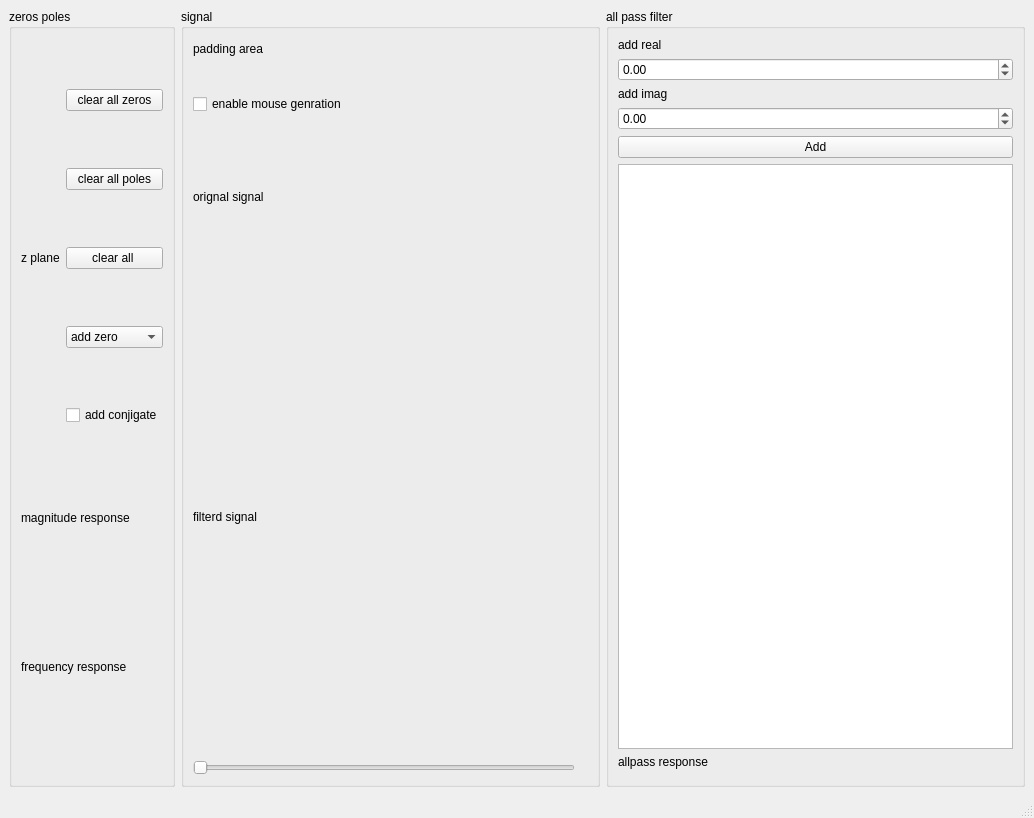
Before: the Qt Designer form mainwindow.ui in SaraElsaggan/Realtime_Digital_Filter_Design, drawn with Qt 5.
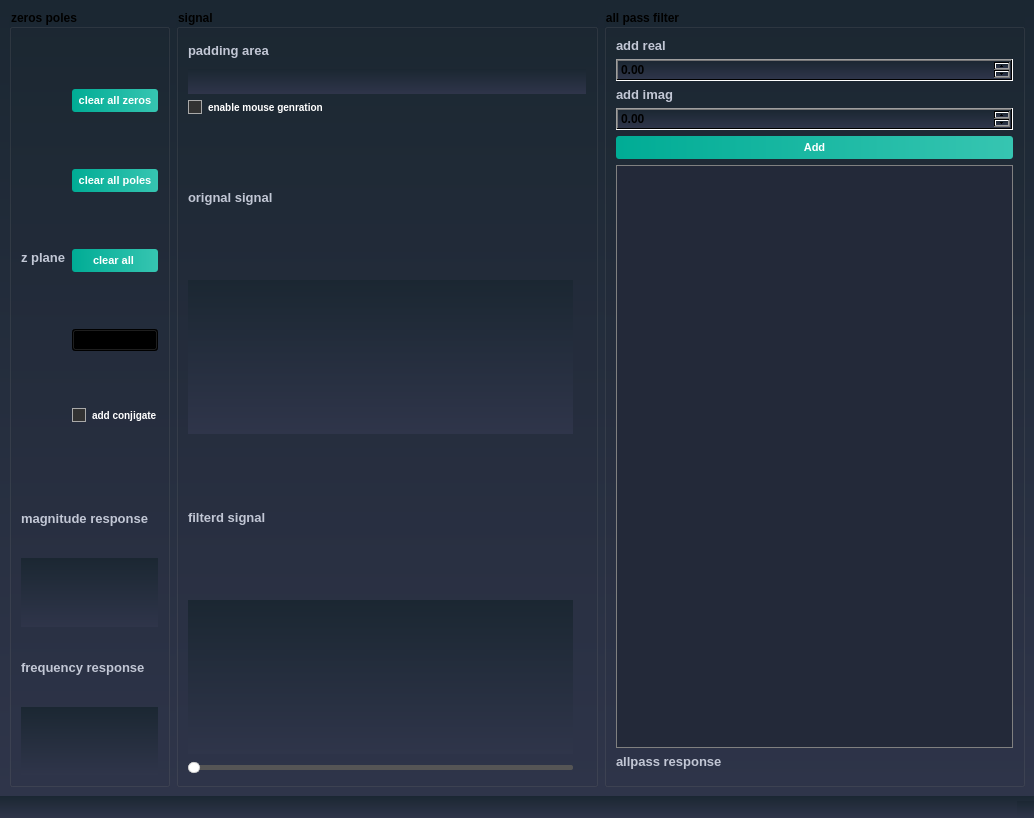
After: the same form once the commit is applied. Icons and pictures are not drawn. Custom widgets are drawn as their Qt base class.

The edit to the form file:
```diff
--- a/mainwindow.ui
+++ b/mainwindow.ui
@@ -14,7 +14,434 @@
    <string>MainWindow</string>
   </property>
   <property name="styleSheet">
-   <string notr="true"/>
+   <string notr="true">
+/*-----QWidget-----*/
+QWidget
+{
+	background-color: qlineargradient(spread:repeat, x1:1, y1:0, x2:1, y2:1, stop:0 rgba(27, 39, 50, 255),stop:1 rgba(47, 53, 74, 255));
+	color: #000000;
+font: bold;
+
+}
+
+
+/*-----QLabel-----*/
+QLabel
+{
+	background-color: transparent;
+	color: #c2c7d5;
+	font-size: 13px;font: bold;
+
+}
+
+
+/*-----QPushButton-----*/
+QPushButton
+{
+	background-color: qlineargradient(spread:pad, x1:0, y1:0.511, x2:1, y2:0.511, stop:0 rgba(0, 172, 149, 255),stop:0.995192 rgba(54, 197, 177, 255));
+	color: #fff;
+	font-size: 11px;
+	font-weight: bold;
+	border: none;
+	border-radius: 3px;
+	padding: 5px;
+
+}
+
+
+QPushButton::pressed
+{
+	background-color: qlineargradient(spread:pad, x1:0, y1:0.511, x2:1, y2:0.511, stop:0 rgba(0, 207, 179, 255),stop:1 rgba(70, 255, 230, 255));
+
+}
+
+
+/*-----QCheckBox-----*/
+QCheckBox
+{
+	background-color: transparent;
+	color: #fff;
+	font-size: 10px;
+	font-weight: bold;
+	border: none;
+	border-radius: 5px;
+
+}
+
+
+/*-----QCheckBox-----*/
+QCheckBox::indicator
+{
+    color: #b1b1b1;
+    background-color: #323232;
+    border: 1px solid darkgray;
+    width: 12px;
+    height: 12px;
+
+}
+
+
+QCheckBox::indicator:checked
+{
+    image:url(&quot;./ressources/check.png&quot;);
+	background-color: qlineargradient(spread:pad, x1:0, y1:0.511, x2:1, y2:0.511, stop:0 rgba(0, 172, 149, 255),stop:0.995192 rgba(54, 197, 177, 255));;
+    border: 1px solid #607cff;
+
+}
+
+
+QCheckBox::indicator:unchecked:hover
+{
+    border: 1px solid #08b099;
+
+}
+
+
+QCheckBox::disabled
+{
+	color: #656565;
+
+}
+
+
+QCheckBox::indicator:disabled
+{
+	background-color: #656565;
+	color: #656565;
+    border: 1px solid #656565;
+
+}
+
+
+/*-----QLineEdit-----*/
+QLineEdit
+{
+	background-color: #c2c7d5;
+	color: #000;
+	font-weight: bold;
+	border: none;
+	border-radius: 2px;
+	padding: 3px;
+
+}
+
+
+/*-----QListView-----*/
+QListView
+{
+	background-color: qlineargradient(spread:pad, x1:1, y1:0, x2:1, y2:1, stop:0 rgba(50, 61, 80, 255),stop:1 rgba(44, 49, 69, 255));
+	color: #fff;
+	font-size: 12px;
+	font-weight: bold;
+	border: 1px solid #191919;
+	show-decoration-selected: 0;
+
+}
+
+
+QListView::item
+{
+	color: #31cecb;
+	background-color: #454e5e;
+	border: none;
+	padding: 5px;
+	border-radius: 0px;
+	padding-left : 10px;
+	height: 42px;
+
+}
+
+QListView::item:selected
+{
+	color: #31cecb;
+	background-color: #454e5e;
+
+}
+
+
+QListView::item:!selected
+{
+	color:white;
+	background-color: transparent;
+	border: none;
+	padding-left : 10px;
+
+}
+
+
+QListView::item:!selected:hover
+{
+	color: #bbbcba;
+	background-color: #454e5e;
+	border: none;
+	padding-left : 10px;
+
+}
+
+
+/*-----QTreeView-----*/
+QTreeView 
+{
+	background-color: #232939;
+	show-decoration-selected: 0;
+	color: #c2c8d7;
+
+}
+
+
+QTreeView::item 
+{
+	border-top-color: transparent;
+	border-bottom-color: transparent;
+
+}
+
+
+QTreeView::item:hover 
+{
+	background-color: #606060;
+	color: #fff;
+
+}
+
+
+QTreeView::item:selected 
+{
+	background-color: #0ab19a;
+	color: #fff;
+
+}
+
+
+QTreeView::item:selected:active
+{
+	background-color: #0ab19a;
+	color: #fff;
+
+}
+
+
+QTreeView::branch:has-children:!has-siblings:closed,
+QTreeView::branch:closed:has-children:has-siblings 
+{
+	image: url(://tree-closed.png);
+
+}
+
+QTreeView::branch:open:has-children:!has-siblings,
+QTreeView::branch:open:has-children:has-siblings  
+{
+	image: url(://tree-open.png);
+
+}
+
+
+/*-----QTableView &amp; QTableWidget-----*/
+QTableView
+{
+    background-color: #232939;
+	border: 1px solid gray;
+    color: #f0f0f0;
+    gridline-color: #232939;
+    outline : 0;
+
+}
+
+
+QTableView::disabled
+{
+    background-color: #242526;
+    border: 1px solid #32414B;
+    color: #656565;
+    gridline-color: #656565;
+    outline : 0;
+
+}
+
+
+QTableView::item:hover 
+{
+    background-color: #606060;
+    color: #f0f0f0;
+
+}
+
+
+QTableView::item:selected 
+{
+	background-color: #0ab19a;
+    color: #F0F0F0;
+
+}
+
+
+QTableView::item:selected:disabled
+{
+    background-color: #1a1b1c;
+    border: 2px solid #525251;
+    color: #656565;
+
+}
+
+
+QTableCornerButton::section
+{
+	background-color: #343a49;
+    color: #fff;
+
+}
+
+
+QHeaderView::section
+{
+	color: #fff;
+	border-top: 0px;
+	border-bottom: 1px solid gray;
+	border-right: 1px solid gray;
+	background-color: #343a49;
+    margin-top:1px;
+	margin-bottom:1px;
+	padding: 5px;
+
+}
+
+
+QHeaderView::section:disabled
+{
+    background-color: #525251;
+    color: #656565;
+
+}
+
+
+QHeaderView::section:checked
+{
+    color: #fff;
+    background-color: #0ab19a;
+
+}
+
+
+QHeaderView::section:checked:disabled
+{
+    color: #656565;
+    background-color: #525251;
+
+}
+
+
+QHeaderView::section::vertical::first,
+QHeaderView::section::vertical::only-one
+{
+    border-top: 1px solid #353635;
+
+}
+
+
+QHeaderView::section::vertical
+{
+    border-top: 1px solid #353635;
+
+}
+
+
+QHeaderView::section::horizontal::first,
+QHeaderView::section::horizontal::only-one
+{
+    border-left: 1px solid #353635;
+
+}
+
+
+QHeaderView::section::horizontal
+{
+    border-left: 1px solid #353635;
+
+}
+
+
+/*-----QScrollBar-----*/
+QScrollBar:horizontal 
+{
+    background-color: transparent;
+    height: 8px;
+    margin: 0px;
+    padding: 0px;
+
+}
+
+
+QScrollBar::handle:horizontal 
+{
+    border: none;
+	min-width: 100px;
+    background-color: #56576c;
+
+}
+
+
+QScrollBar::add-line:horizontal, 
+QScrollBar::sub-line:horizontal,
+QScrollBar::add-page:horizontal, 
+QScrollBar::sub-page:horizontal 
+{
+    width: 0px;
+    background-color: transparent;
+
+}
+
+
+QScrollBar:vertical 
+{
+    background-color: transparent;
+    width: 8px;
+    margin: 0;
+
+}
+
+
+QScrollBar::handle:vertical 
+{
+    border: none;
+	min-height: 100px;
+    background-color: #56576c;
+
+}
+
+
+QScrollBar::add-line:vertical, 
+QScrollBar::sub-line:vertical,
+QScrollBar::add-page:vertical, 
+QScrollBar::sub-page:vertical 
+{
+    height: 0px;
+    background-color: transparent;
+
+}
+QSlider {
+    background-color: transparent; /* Make the background transparent */
+}
+
+/* Apply style to the groove of the slider */
+QSlider::groove:horizontal {
+    background-color: #555555; /* Gray background for the groove */
+    height: 5px; /* Height of the groove */
+    border-radius: 2px; /* Rounded corners */
+}
+
+/* Apply style to the handle (thumb) of the slider */
+QSlider::handle:horizontal {
+    background-color: #ffffff; /* White background for the handle */
+    border: 1px solid #cccccc; /* Light gray border */
+    width: 10px; /* Width of the handle */
+    margin: -3px 0; /* Adjust position */
+    border-radius: 5px; /* Rounded corners */
+}
+
+/* Apply style to the handle (thumb) of the slider when pressed */
+QSlider::handle:horizontal:pressed {
+    background-color: #aaaaaa; /* Light gray background when pressed */
+}</string>
   </property>
   <widget class="QWidget" name="centralwidget">
    <layout class="QGridLayout" name="gridLayout_4">
```
Left out of the diff: 2 changed lines with no effect on the pictures.
